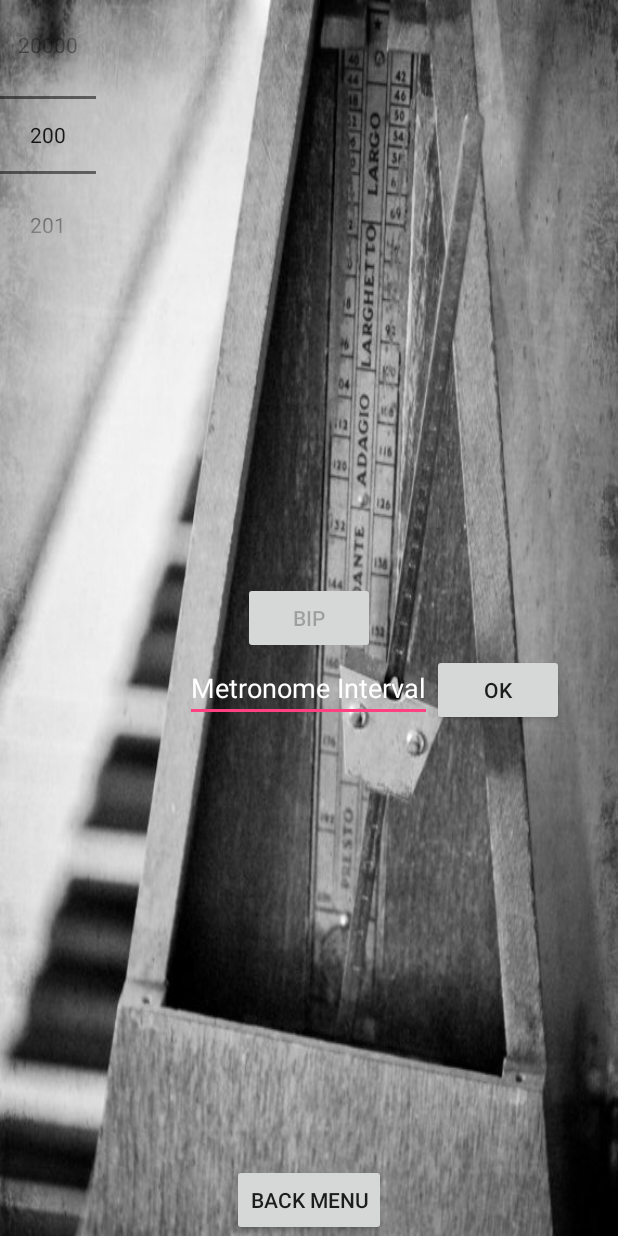
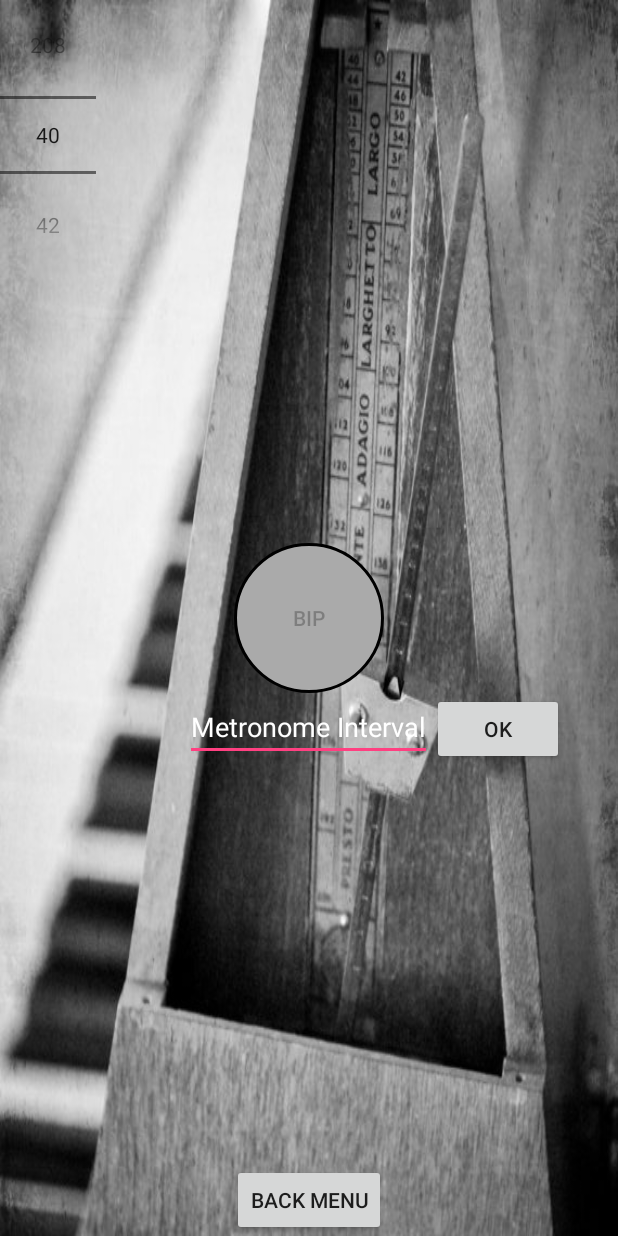
Before and after one commit to AlexisMarembert/MusicalApp, an Android app: the MetronomeActivity screen opened directly, with no data from a screen before it, on a phone screen of 412 x 824 dp. Run offline under Robolectric (Android 15) with nearby library versions, the phone set to English and light mode, and no system bars.

Commit message:
circular metronome button

```diff
--- a/app/src/main/java/android/project/ue/musicalapp/MetronomeActivity.java
+++ b/app/src/main/java/android/project/ue/musicalapp/MetronomeActivity.java
@@ -3,6 +3,7 @@ package android.project.ue.musicalapp;
 import android.app.Activity;
 import android.content.Intent;
 import android.graphics.Color;
+import android.graphics.drawable.Drawable;
 import android.os.Bundle;
 import android.view.View;
 import android.widget.Button;
@@ -21,9 +22,8 @@ public class MetronomeActivity extends Activity {
     private int waitMetronome;
     private boolean isRed = true;
     private EditText eText;
-    long startTime;
-    long EndTime;
     private NumberPicker np;
+    private Drawable drwb;
 
     @Override
     protected void onCreate(Bundle savedInstanceState) {
@@ -31,11 +31,7 @@ public class MetronomeActivity extends Activity {
         setContentView(R.layout.activity_metronome);
         metroButton = findViewById(R.id.metronomeButton);
         metroTimer  = new Timer();
-
-        np = findViewById(R.id.selectMetronomeInterval);
-        np.setMinValue(200);
-        np.setMaxValue(20000);
-        np.setOnValueChangedListener(onValueChangeListener);
+        initMetronomeInterval();
     }
 
     @Override
@@ -49,6 +45,35 @@ public class MetronomeActivity extends Activity {
     }
 
     /**
+     *  Method : initialise metronome interval list
+     */
+    public void initMetronomeInterval () {
+        String [] values = new String []{
+                "40", "42", "44", "46", "48","50", "52", "54", "56",
+                "58", "60", "63", "66", "69", "72", "76", "80", "84",
+                "88", "92", "96", "100", "104", "108", "112", "116",
+                "120", "126", "132", "138", "144", "152", "160",
+                "168", "176", "184", "192", "200", "208"
+        };
+
+        np = findViewById(R.id.selectMetronomeInterval);
+        np.setDisplayedValues(values);
+        np.setMinValue(0);
+        np.setMaxValue(values.length-1);
+        np.setOnValueChangedListener(onValueChangeListener);
+    }
+
+    /**
+     * Listener on Number Picker
+     */
+    NumberPicker.OnValueChangeListener onValueChangeListener =
+            new NumberPicker.OnValueChangeListener(){
+                @Override
+                public void onValueChange(NumberPicker nb, int i, int i1) {
+                    Toast.makeText(MetronomeActivity.this,"selected number "+nb.getValue(), Toast.LENGTH_SHORT);
+                }
+            };
+    /**
      * Method called when button "configMetronome" is pressed
      * Then update integer "waitMetronome" and call method "startMetronome"
      * @param v
@@ -56,7 +81,7 @@ public class MetronomeActivity extends Activity {
     public void configMetronome(View v) {
         metroTimer.cancel();
         metroTimer  = new Timer();
-        eText = (EditText) findViewById(R.id.metronomeInterval);
+        eText = findViewById(R.id.metronomeInterval);
         waitMetronome = Integer.parseInt(eText.getText().toString());
 
         metroTimer.scheduleAtFixedRate(new TimerTask() {
@@ -66,14 +91,14 @@ public class MetronomeActivity extends Activity {
                     runOnUiThread(new Runnable() {
                         @Override
                         public void run() {
-                            metroButton.setBackgroundColor(Color.RED);
+                            metroButton.setBackgroundResource(R.drawable.button_metronome_on);
                         }
                     });
                 } else {
                     runOnUiThread(new Runnable() {
                         @Override
                         public void run() {
-                            metroButton.setBackgroundColor(Color.GREEN);
+                            metroButton.setBackgroundResource(R.drawable.button_metronome_off);
                         }
                     });
                 }
@@ -92,14 +117,4 @@ public class MetronomeActivity extends Activity {
         startActivity(myIntent);
     }
 
-    /**
-     * Listener on Number Picker
-     */
-    NumberPicker.OnValueChangeListener onValueChangeListener =
-            new NumberPicker.OnValueChangeListener(){
-                @Override
-                public void onValueChange(NumberPicker nb, int i, int i1) {
-                    Toast.makeText(MetronomeActivity.this,"selected number "+nb.getValue(), Toast.LENGTH_SHORT);
-                }
-            };
 }
--- /dev/null
+++ b/app/src/main/res/drawable/button_metronome_off.xml
@@ -0,0 +1,10 @@
+<?xml version="1.0" encoding="utf-8"?>
+<selector xmlns:android="http://schemas.android.com/apk/res/android">
+    <item>
+        <shape android:shape="oval">
+            <stroke android:color="@android:color/black" android:width="2dp" />
+            <solid android:color="@android:color/darker_gray"/>
+            <size android:width="100dp" android:height="100dp"/>
+        </shape>
+    </item>
+</selector>
--- /dev/null
+++ b/app/src/main/res/drawable/button_metronome_on.xml
@@ -0,0 +1,10 @@
+<?xml version="1.0" encoding="utf-8"?>
+<selector xmlns:android="http://schemas.android.com/apk/res/android">
+    <item>
+        <shape android:shape="oval">
+            <stroke android:color="@android:color/black" android:width="2dp" />
+            <solid android:color="@android:color/holo_red_dark"/>
+            <size android:width="100dp" android:height="100dp"/>
+        </shape>
+    </item>
+</selector>
--- a/app/src/main/res/layout/activity_metronome.xml
+++ b/app/src/main/res/layout/activity_metronome.xml
@@ -13,6 +13,7 @@
         android:layout_centerInParent="true"
         android:id="@+id/metronomeButton"
         android:enabled="false"
+        android:background="@drawable/button_metronome_off"
         android:text="@string/bip"/>
 
     <Button
```
